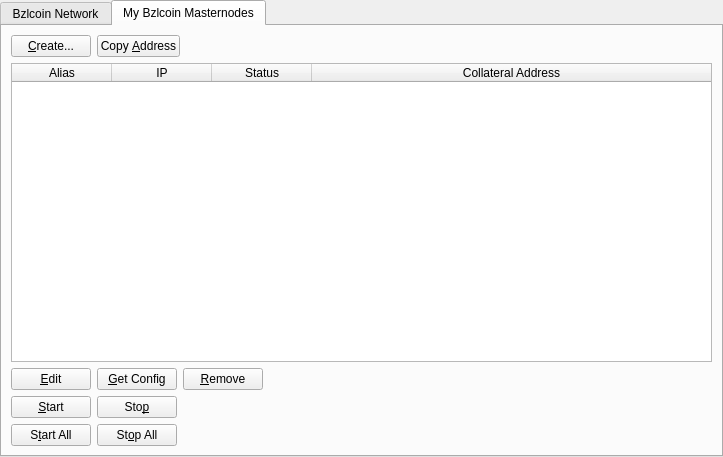
Before: the Qt Designer form src/qt/forms/masternodemanager.ui in bzlcoin/bzlcoin, drawn with Qt 5.
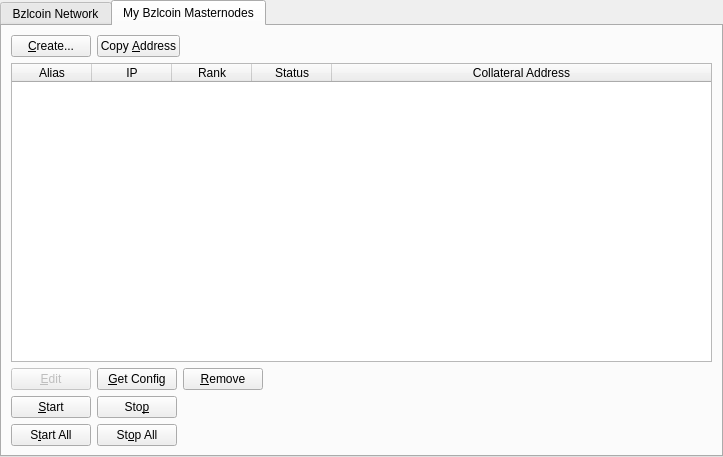
After: the same form once the commit is applied. The open tabs and pages were chosen to show the change.

```diff
--- a/src/qt/forms/masternodemanager.ui
+++ b/src/qt/forms/masternodemanager.ui
@@ -34,7 +34,10 @@
      <item>
       <widget class="QTabWidget" name="tabWidget">
        <property name="currentIndex">
-        <number>1</number>
+        <number>0</number>
+       </property>
+       <property name="movable">
+        <bool>true</bool>
        </property>
        <widget class="QWidget" name="tab">
         <attribute name="title">
@@ -166,6 +169,24 @@
            </item>
            <item>
             <widget class="QTableWidget" name="tableWidget_2">
+             <property name="sizePolicy">
+              <sizepolicy hsizetype="Expanding" vsizetype="Expanding">
+               <horstretch>0</horstretch>
+               <verstretch>0</verstretch>
+              </sizepolicy>
+             </property>
+             <property name="verticalScrollBarPolicy">
+              <enum>Qt::ScrollBarAsNeeded</enum>
+             </property>
+             <property name="horizontalScrollBarPolicy">
+              <enum>Qt::ScrollBarAsNeeded</enum>
+             </property>
+             <property name="sizeAdjustPolicy">
+              <enum>QAbstractScrollArea::AdjustIgnored</enum>
+             </property>
+             <property name="autoScroll">
+              <bool>true</bool>
+             </property>
              <property name="editTriggers">
               <set>QAbstractItemView::NoEditTriggers</set>
              </property>
@@ -178,6 +199,12 @@
              <property name="selectionBehavior">
               <enum>QAbstractItemView::SelectRows</enum>
              </property>
+             <attribute name="horizontalHeaderDefaultSectionSize">
+              <number>80</number>
+             </attribute>
+             <attribute name="horizontalHeaderMinimumSectionSize">
+              <number>50</number>
+             </attribute>
              <attribute name="horizontalHeaderStretchLastSection">
               <bool>true</bool>
              </attribute>
@@ -191,6 +218,11 @@
                <string>IP</string>
               </property>
              </column>
+             <column>
+              <property name="text">
+               <string>Rank</string>
+              </property>
+             </column>
              <column>
               <property name="text">
                <string>Status</string>
@@ -210,6 +242,9 @@
              </property>
              <item>
               <widget class="QPushButton" name="editButton">
+               <property name="enabled">
+                <bool>false</bool>
+               </property>
                <property name="text">
                 <string>&amp;Edit</string>
                </property>
```
